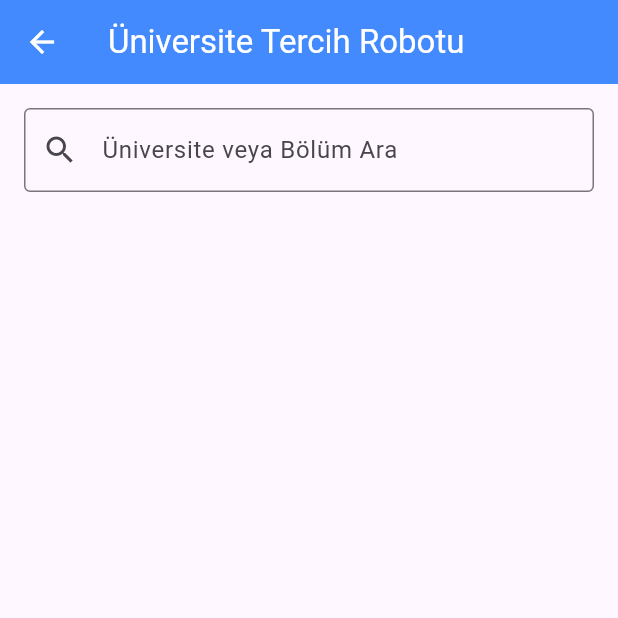
After one commit to NeuroNauts/egitim, a Flutter app: the TercihPage screen opened directly, on a phone screen of 412 x 824 dp, the top half of it. The commit adds this screen. Run offline on Flutter 3.47's test engine with Material 3 defaults, Android fonts, the phone set to English and light mode, and no system bars; our stand-ins replace animated_text_kit, audioplayers, cloud_firestore, firebase_core, flutter_markdown, pdf; accounts and stored records are empty.

Commit message:
database hazır tercih sayfası değilecek

```diff
--- a/lib/calculator.dart
+++ b/lib/calculator.dart
@@ -241,6 +241,8 @@ class _YksCalculatorPageState extends State<YksCalculatorPage> {
     });
   }
 
+
+
   @override
   Widget build(BuildContext context) {
     return Scaffold(
--- a/lib/home.dart
+++ b/lib/home.dart
@@ -5,6 +5,7 @@ import 'rehberlik.dart'; // RehberlikPage'inizin burada olduğunu varsayıyorum
 import 'kaynak_onerisi.dart';
 import 'hoca_onerisi.dart';
 import 'calculator.dart'; // YKS Puan Hesaplayıcı sayfasını import ediyoruz
+import 'tercih.dart'; // Yeni Tercih Robotu sayfasını import ediyoruz
 
 class HomePage extends StatelessWidget {
   final String userName;
@@ -32,8 +33,13 @@ class HomePage extends StatelessWidget {
       case 'Hoca Önerisi':
         destinationPage = const HocaOnerisiPage();
         break;
-      case 'YKS Puan Hesaplayıcı': // Yeni YKS Puan Hesaplayıcı sayfası
+      case 'YKS Puan Hesaplayıcı':
         destinationPage = const YksCalculatorPage();
+        break;
+      case 'Tercih Robotu': // Yeni Tercih Robotu butonu için yönlendirme
+        // Puan ve puan türü bilgisi olmadan Tercih sayfasına geçiş
+        // Kullanıcı bu sayfada filtreleri manuel olarak seçecektir.
+        destinationPage = const TercihPage(userRank: 0, userPuanTuru: 'Sayısal'); // Varsayılan değerler
         break;
       default:
         // Henüz hazır olmayan sayfalar için genel bir 'yakında' sayfası göster
@@ -77,7 +83,8 @@ class HomePage extends StatelessWidget {
       {'label': 'Rehberlik', 'icon': Icons.assistant},
       {'label': 'Kaynak Önerisi', 'icon': Icons.menu_book},
       {'label': 'Hoca Önerisi', 'icon': Icons.person_search},
-      {'label': 'YKS Puan Hesaplayıcı', 'icon': Icons.calculate}, // Yeni özellik kartı
+      {'label': 'YKS Puan Hesaplayıcı', 'icon': Icons.calculate},
+      {'label': 'Tercih Robotu', 'icon': Icons.school}, // Yeni özellik kartı
     ];
 
     return Scaffold(
--- /dev/null
+++ b/lib/tercih.dart
@@ -0,0 +1,205 @@
+import 'package:flutter/material.dart';
+import 'package:cloud_firestore/cloud_firestore.dart';
+
+// Veri Modeli
+// Firestore'dan gelen veriyi tutmak için bir sınıf oluşturun.
+class UniData {
+  final String bolum;
+  final String universite;
+  final String puanTuru;
+  final Map<String, int> siralamalar;
+  final Map<String, double> tabanPuanlar;
+  final Map<String, int> kontenjanlar;
+
+  UniData({
+    required this.bolum,
+    required this.universite,
+    required this.puanTuru,
+    required this.siralamalar,
+    required this.tabanPuanlar,
+    required this.kontenjanlar,
+  });
+
+  // Firestore DocumentSnapshot'ı UniData'ya dönüştüren fabrika constructor'ı
+  factory UniData.fromMap(Map<String, dynamic> map) {
+    return UniData(
+      bolum: map['Bölüm'] ?? '',
+      universite: map['Üniversite'] ?? '',
+      puanTuru: map['PuanTürü'] ?? '',
+      siralamalar: {
+        '2021': map['Sıralama_2021'] as int? ?? 0,
+        '2022': map['Sıralama_2022'] as int? ?? 0,
+        '2023': map['Sıralama_2023'] as int? ?? 0,
+        '2024': map['Sıralama_2024'] as int? ?? 0,
+      },
+      tabanPuanlar: {
+        '2021': (map['TabanPuan_2021'] as num?)?.toDouble() ?? 0.0,
+        '2022': (map['TabanPuan_2022'] as num?)?.toDouble() ?? 0.0,
+        '2023': (map['TabanPuan_2023'] as num?)?.toDouble() ?? 0.0,
+        '2024': (map['TabanPuan_2024'] as num?)?.toDouble() ?? 0.0,
+      },
+      kontenjanlar: {
+        '2021': map['Kontenjan_2021_num'] as int? ?? 0,
+        '2022': map['Kontenjan_2022_num'] as int? ?? 0,
+        '2023': map['Kontenjan_2023_num'] as int? ?? 0,
+        '2024': map['Kontenjan_2024_num'] as int? ?? 0,
+      },
+    );
+  }
+}
+
+class TercihPage extends StatefulWidget {
+  final double userRank;
+  final String userPuanTuru;
+
+  const TercihPage({
+    super.key,
+    required this.userRank,
+    required this.userPuanTuru,
+  });
+
+  @override
+  State<TercihPage> createState() => _TercihPageState();
+}
+
+class _TercihPageState extends State<TercihPage> {
+  final TextEditingController _searchController = TextEditingController();
+  List<UniData> _allUnis = [];
+  List<UniData> _filteredUnis = [];
+  bool _isLoading = true;
+  String? _errorMessage;
+
+  @override
+  void initState() {
+    super.initState();
+    _fetchUnis();
+    _searchController.addListener(_filterUnis);
+  }
+
+  @override
+  void dispose() {
+    _searchController.removeListener(_filterUnis);
+    _searchController.dispose();
+    super.dispose();
+  }
+
+  Future<void> _fetchUnis() async {
+    try {
+      final querySnapshot =
+          await FirebaseFirestore.instance.collection('unis').get();
+      _allUnis = querySnapshot.docs.map((doc) {
+        return UniData.fromMap(doc.data());
+      }).toList();
+
+      // setState'i çağırmadan önce mounted kontrolü yap
+      if (mounted) {
+        _filterUnis();
+      }
+    } catch (e) {
+      // setState'i çağırmadan önce mounted kontrolü yap
+      if (mounted) {
+        setState(() {
+          _errorMessage = "Veri yüklenirken bir hata oluştu: $e";
+        });
+      }
+    } finally {
+      // setState'i çağırmadan önce mounted kontrolü yap
+      if (mounted) {
+        setState(() {
+          _isLoading = false;
+        });
+      }
+    }
+  }
+
+  void _filterUnis() {
+    final searchQuery = _searchController.text.toLowerCase();
+    setState(() {
+      _filteredUnis = _allUnis.where((uni) {
+        final matchesPuanTuru = uni.puanTuru == widget.userPuanTuru;
+        final matchesSearch = uni.bolum.toLowerCase().contains(searchQuery) ||
+            uni.universite.toLowerCase().contains(searchQuery);
+        return matchesPuanTuru && matchesSearch;
+      }).toList();
+      // Sıralamayı 2024 yılına göre küçükten büyüğe yap
+      _filteredUnis.sort((a, b) => a.siralamalar['2024']!.compareTo(b.siralamalar['2024']!));
+    });
+  }
+
+  @override
+  Widget build(BuildContext context) {
+    return Scaffold(
+      appBar: AppBar(
+        title: const Text('Üniversite Tercih Robotu'),
+        backgroundColor: Colors.blueAccent,
+        foregroundColor: Colors.white,
+      ),
+      body: Column(
+        children: [
+          Padding(
+            padding: const EdgeInsets.all(16.0),
+            child: TextField(
+              controller: _searchController,
+              decoration: const InputDecoration(
+                labelText: 'Üniversite veya Bölüm Ara',
+                prefixIcon: Icon(Icons.search),
+                border: OutlineInputBorder(),
+              ),
+            ),
+          ),
+          if (_isLoading)
+            const Expanded(
+              child: Center(child: CircularProgressIndicator()),
+            )
+          else if (_errorMessage != null)
+            Expanded(
+              child: Center(child: Text(_errorMessage!)),
+            )
+          else
+            Expanded(
+              child: ListView.builder(
+                itemCount: _filteredUnis.length,
+                itemBuilder: (context, index) {
+                  final uni = _filteredUnis[index];
+                  final siralama2024 = uni.siralamalar['2024'];
+                  final bool isCloseRank = (siralama2024! >= widget.userRank * 0.9 && siralama2024 <= widget.userRank * 1.1) ||
+                                           (siralama2024 <= widget.userRank * 0.9 && siralama2024 >= widget.userRank * 0.7);
+
+                  return Card(
+                    elevation: 3,
+                    margin: const EdgeInsets.symmetric(horizontal: 16, vertical: 8),
+                    color: isCloseRank ? Colors.lightGreen[50] : null,
+                    child: ListTile(
+                      title: Text(
+                        uni.bolum,
+                        style: const TextStyle(fontWeight: FontWeight.bold),
+                      ),
+                      subtitle: Text(
+                        uni.universite,
+                        style: const TextStyle(fontStyle: FontStyle.italic),
+                      ),
+                      trailing: isCloseRank ? const Icon(Icons.star, color: Colors.amber) : null,
+                      onTap: () {
+                        // Detay sayfasına gitme fonksiyonu eklenebilir
+                      },
+                      contentPadding: const EdgeInsets.all(16.0),
+                      leading: Column(
+                        mainAxisAlignment: MainAxisAlignment.center,
+                        children: [
+                          const Text('2024 S.', style: TextStyle(fontSize: 10)),
+                          Text(
+                            siralama2024.toString(),
+                            style: const TextStyle(fontWeight: FontWeight.bold, color: Colors.blue, fontSize: 16),
+                          ),
+                        ],
+                      ),
+                    ),
+                  );
+                },
+              ),
+            ),
+        ],
+      ),
+    );
+  }
+}
```
Also changed, not shown: 1 other file.
